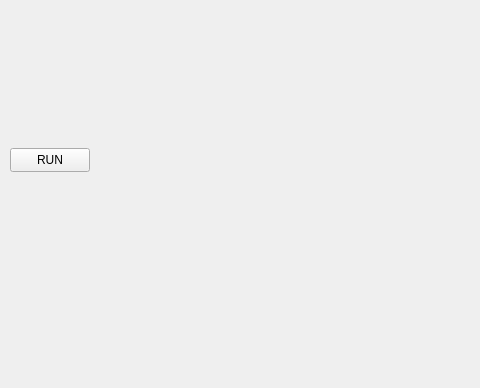
First picture: the form in UI/src/mainwindow.ui, repository EvolutionSimulator/EvolutionSimulator, before the edit; both pictures show x 0 to 480 and y 212 to 600 of the 800 by 600 pixel window.
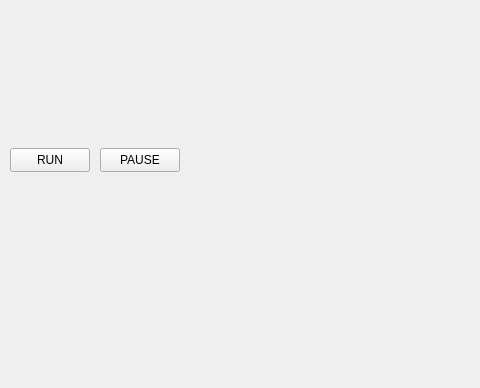
Second picture: the form after the edit. Custom widgets are drawn as their Qt base class.

Commit message:
Added a Pause Button
Added New features to the engine Stop() function and a pauseButton enabling us to start and pause the simulation.

```diff
--- a/UI/src/mainwindow.ui
+++ b/UI/src/mainwindow.ui
@@ -37,6 +37,19 @@
      <string>RUN</string>
     </property>
    </widget>
+   <widget class="QPushButton" name="pauseButton">
+    <property name="geometry">
+     <rect>
+      <x>100</x>
+      <y>360</y>
+      <width>80</width>
+      <height>24</height>
+     </rect>
+    </property>
+    <property name="text">
+     <string>PAUSE</string>
+    </property>
+   </widget>
   </widget>
   <widget class="QMenuBar" name="menubar">
    <property name="geometry">
```
Left out of the diff: 2 changed lines with no effect on the pictures. The commit also changes 5 other files.
